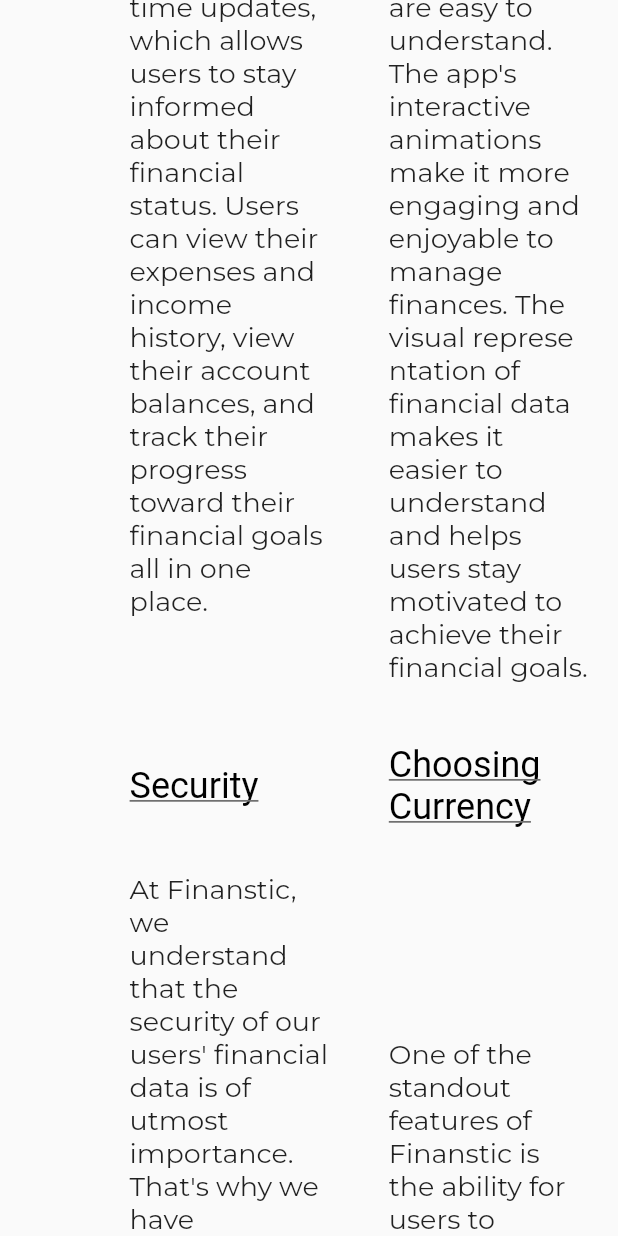
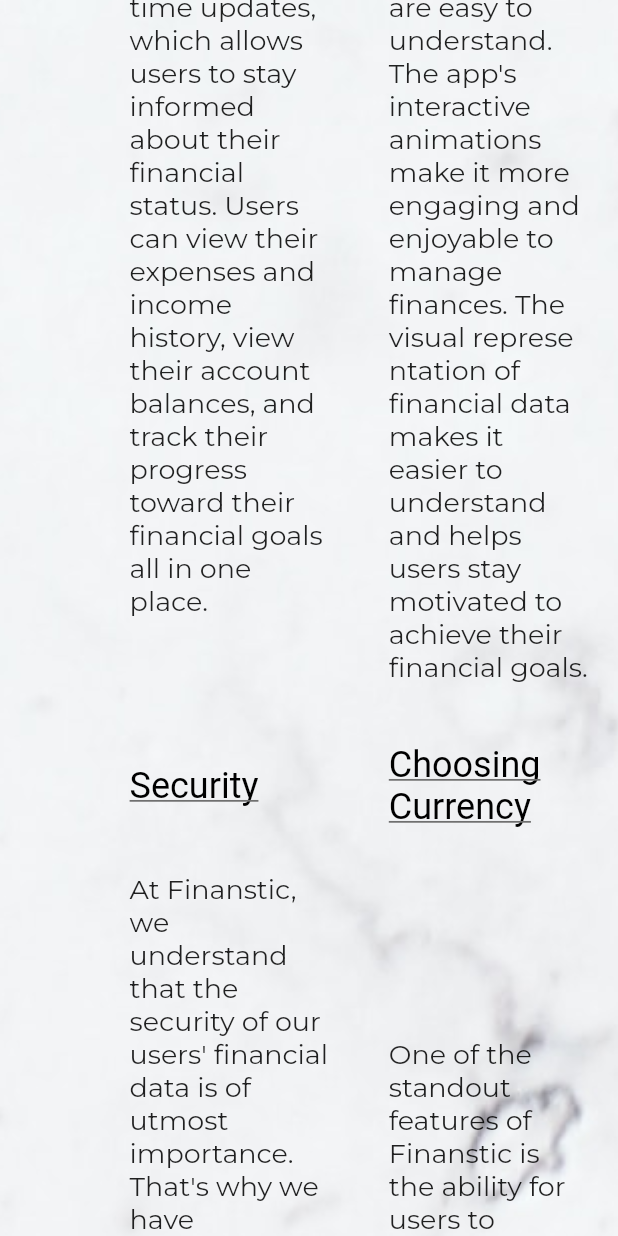
Before and after one commit to rishirizz/finanstic_website, a Flutter app: the ServicesPageDesktop screen opened directly, scrolled down 1152 dp, on a phone screen of 412 x 824 dp. Run offline on Flutter 3.47's test engine with Material 2 defaults, Android fonts, the phone set to English and light mode, and no system bars; our stand-ins replace google_fonts, video_player; Roboto replaces fonts that are missing (Prompt).

Commit message:
Background image for services added for mobile and desktop.

```diff
--- a/lib/responsive/services_page/services_page_desktop.dart
+++ b/lib/responsive/services_page/services_page_desktop.dart
@@ -116,15 +116,24 @@
                   ],
                 ),
               ),
-              const SizedBox(
-                height: 80,
+              Container(
+                decoration: const BoxDecoration(
+                  image: DecorationImage(
+                    image: AssetImage(
+                      'assets/white.jpg',
                     ),
-              Padding(
+                    fit: BoxFit.cover,
+                  ),
+                ),
+                child: Padding(
                   padding: const EdgeInsets.symmetric(
                     horizontal: 20.0,
                   ),
                   child: Column(
                     children: [
+                      const SizedBox(
+                        height: 80,
+                      ),
                       Row(
                         children: [
                           Expanded(
@@ -264,6 +273,7 @@
                     ],
                   ),
                 ),
+              ),
             ],
           ),
         ),
```
Also changed, not shown: lib/responsive/services_page/services_page_mobile.dart (+12 -4 lines). Lines whose indentation alone changed are shown as unchanged.
